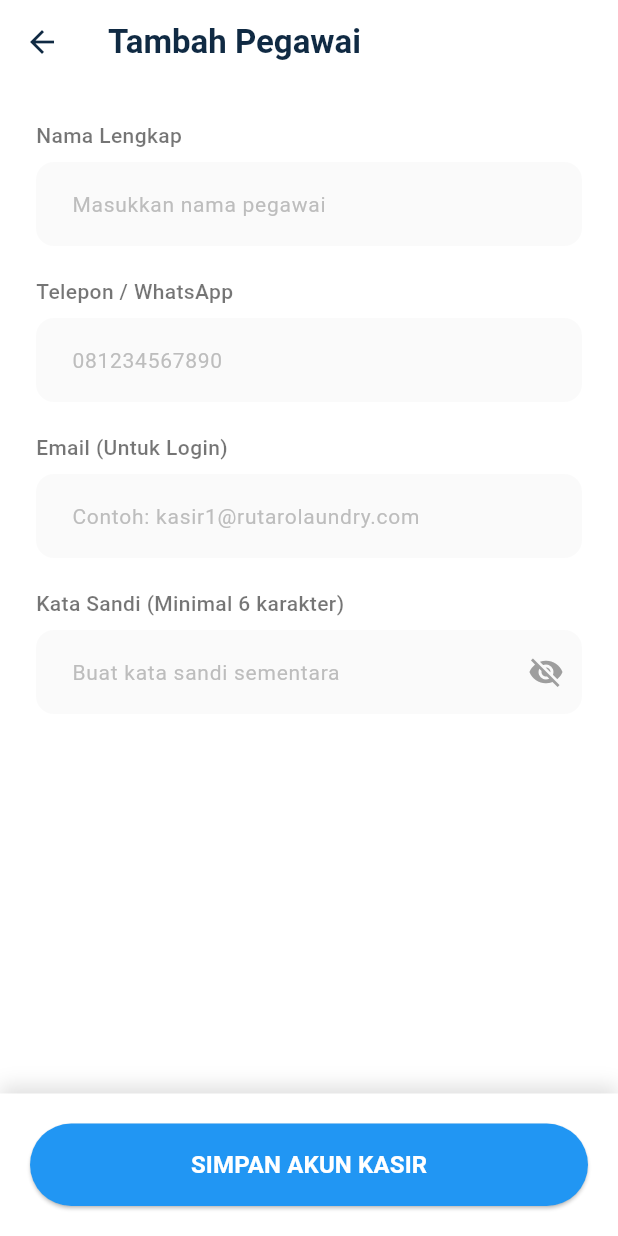
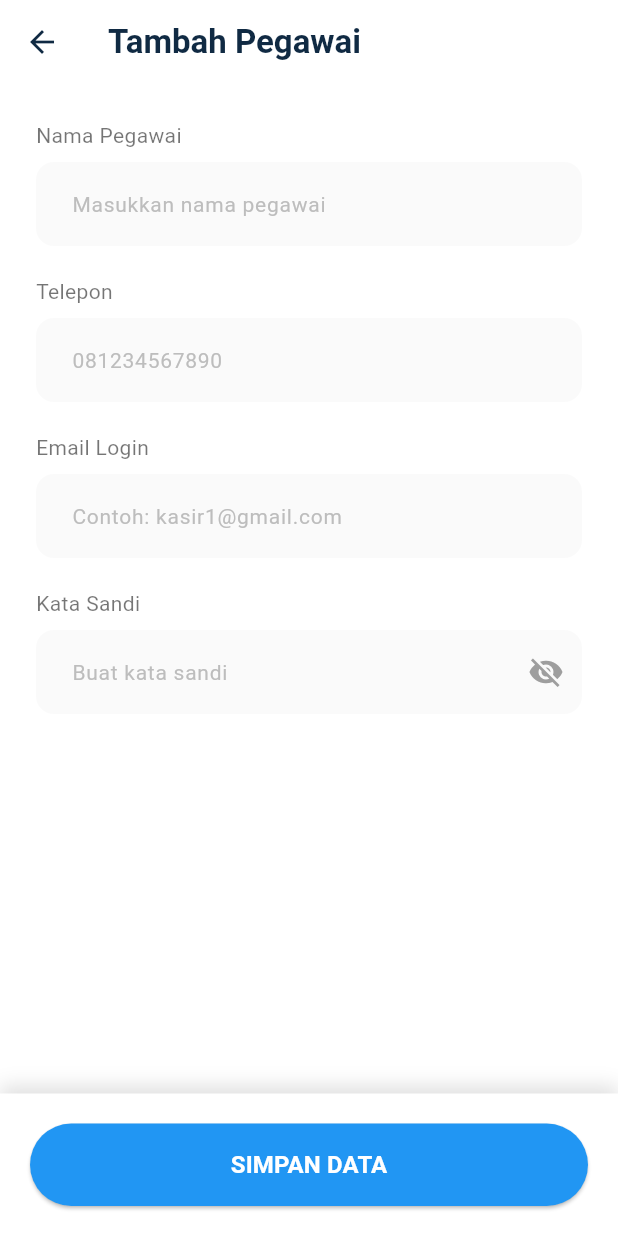
Before and after one commit to Aotow6/kiloan-app, a Flutter app: the KelolaPegawaiView screen opened directly, after a tap on the "add" icon, on a phone screen of 412 x 824 dp. Run offline on Flutter 3.47's test engine with Material 3 defaults, Android fonts, the phone set to English and light mode, and no system bars; our stand-ins replace flutter_dotenv, font_awesome_flutter, get, supabase_flutter; accounts and stored records are empty.

Commit message:
Enhance authentication and employee management features
- Improve login process with user Status validation and error handling.
- Add edit functionality for employee data in the TambahPegawaiView.
- Refactor input validation for employee creation and editing.
- Update UI elements to reflect changes in employee management.

```diff
--- a/lib/controllers/kelola_pegawai_controller.dart
+++ b/lib/controllers/kelola_pegawai_controller.dart
@@ -2,6 +2,8 @@ import 'package:flutter/material.dart';
 import 'package:get/get.dart';
 import 'package:supabase_flutter/supabase_flutter.dart';
 import 'user_controller.dart';
+import 'tambah_pegawai_controller.dart';
+import '../views/tambah_pegawai_view.dart';
 
 class KelolaPegawaiController extends GetxController {
   final supabase = Supabase.instance.client;
@@ -16,7 +18,6 @@ class KelolaPegawaiController extends GetxController {
     if (userC.outletId != null) fetchPegawai();
   }
 
-  // --- 1. AMBIL DATA PEGAWAI (KASIR) ---
   Future<void> fetchPegawai() async {
     if (userC.outletId == null) return;
     try {
@@ -25,7 +26,8 @@ class KelolaPegawaiController extends GetxController {
           .from('users')
           .select()
           .eq('outlet_id', userC.outletId!)
-          .neq('role', 'Owner') // Sembunyikan akun Owner biar aman
+          .neq('role', 'owner')
+
           .order('created_at', ascending: false);
 
       listPegawai.value = List<Map<String, dynamic>>.from(data);
@@ -36,18 +38,15 @@ class KelolaPegawaiController extends GetxController {
     }
   }
 
-  // --- 2. UBAH STATUS AKTIF/NONAKTIF ---
   Future<void> toggleStatus(String id, bool currentStatus, String nama) async {
     try {
       bool newStatus = !currentStatus;
 
-      // Update ke database
       await supabase
           .from('users')
           .update({'status_aktif': newStatus})
           .eq('id', id);
 
-      // Refresh list
       await fetchPegawai();
 
       String statusText = newStatus ? "Aktif" : "Nonaktif";
@@ -60,7 +59,6 @@ class KelolaPegawaiController extends GetxController {
     }
   }
 
-  // --- 3. HAPUS PEGAWAI ---
   void hapusPegawai(String id, String nama) {
     Get.defaultDialog(
       title: "Hapus Pegawai?",
@@ -71,11 +69,10 @@ class KelolaPegawaiController extends GetxController {
       buttonColor: Colors.red.shade700,
       onConfirm: () async {
         try {
-          // Hapus dari database
           await supabase.from('users').delete().eq('id', id);
 
-          await fetchPegawai(); // Refresh data
-          Get.back(); // Tutup dialog
+          await fetchPegawai();
+          Get.back();
 
           Get.snackbar("Berhasil", "Data $nama telah dihapus",
               backgroundColor: Colors.red.shade600, colorText: Colors.white);
@@ -87,4 +84,11 @@ class KelolaPegawaiController extends GetxController {
       }
     );
   }
+
+  void goToEdit(Map<String, dynamic> pegawai) {
+    final tamC = Get.put(TambahPegawaiController());
+    tamC.setEditMode(pegawai);
+
+    Get.to(() => TambahPegawaiView());
+  }
 }
--- a/lib/controllers/tambah_pegawai_controller.dart
+++ b/lib/controllers/tambah_pegawai_controller.dart
@@ -16,32 +16,120 @@ class TambahPegawaiController extends GetxController {
   var isPasswordHidden = true.obs;
   var isLoading = false.obs;
 
+  var isEdit = false.obs;
+  var idEdit = "".obs;
+
+  var errNama = RxnString();
+  var errTelepon = RxnString();
+  var errEmail = RxnString();
+  var errPassword = RxnString();
+
   void togglePassword() {
     isPasswordHidden.value = !isPasswordHidden.value;
   }
 
-  Future<void> simpanData() async {
-    if (namaCtrl.text.isEmpty || teleponCtrl.text.isEmpty || emailCtrl.text.isEmpty || passwordCtrl.text.isEmpty) {
-      Get.snackbar("Error", "Semua kolom wajib diisi!", backgroundColor: Colors.red, colorText: Colors.white);
-      return;
+  bool hasEmoji(String text) {
+    return RegExp(r'[\u{1F600}-\u{1F64F}\u{1F300}-\u{1F5FF}\u{1F680}-\u{1F6FF}\u{1F700}-\u{1F77F}\u{1F780}-\u{1F7FF}\u{1F800}-\u{1F8FF}\u{1F900}-\u{1F9FF}\u{1FA00}-\u{1FA6F}\u{1FA70}-\u{1FAFF}\u{2600}-\u{26FF}\u{2700}-\u{27BF}]', unicode: true).hasMatch(text);
   }
 
-    if (passwordCtrl.text.length < 6) {
-      Get.snackbar("Error", "Password minimal 6 karakter!", backgroundColor: Colors.red, colorText: Colors.white);
-      return;
+  bool isValidEmail(String email) {
+    return RegExp(r"^[a-zA-Z0-9.a-zA-Z0-9.!#$%&'*+-/=?^_`{|}~]+@[a-zA-Z0-9]+\.[a-zA-Z]+").hasMatch(email);
   }
 
-    if (userC.outletId == null) {
-      Get.snackbar("Error", "Outlet ID tidak ditemukan", backgroundColor: Colors.red, colorText: Colors.white);
-      return;
+  void clearErrors() {
+    errNama.value = null;
+    errTelepon.value = null;
+    errEmail.value = null;
+    errPassword.value = null;
   }
+
+  void clearForm() {
+    isEdit.value = false;
+    idEdit.value = "";
+    namaCtrl.clear();
+    teleponCtrl.clear();
+    emailCtrl.clear();
+    passwordCtrl.clear();
+    clearErrors();
+  }
+
+  void setEditMode(Map<String, dynamic> data) {
+    isEdit.value = true;
+    idEdit.value = data['id'].toString();
+    namaCtrl.text = data['nama_lengkap']?.toString() ?? "";
+    teleponCtrl.text = data['no_hp']?.toString() ?? "";
+    clearErrors();
+  }
+
+  Future<void> simpanData() async {
+    clearErrors();
+    bool isValid = true;
+
+    String nama = namaCtrl.text.trim();
+    String telepon = teleponCtrl.text.trim();
+    String email = emailCtrl.text.trim();
+    String password = passwordCtrl.text;
+
+    if (nama.isEmpty) {
+      errNama.value = "Nama wajib diisi";
+      isValid = false;
+    } else if (nama.length < 3) {
+      errNama.value = "Minimal 3 karakter";
+      isValid = false;
+    } else if (hasEmoji(nama)) {
+      errNama.value = "Tidak boleh mengandung emoji";
+      isValid = false;
+    }
+
+    if (telepon.isEmpty) {
+      errTelepon.value = "No HP wajib diisi";
+      isValid = false;
+    } else if (!telepon.startsWith('08')) {
+      errTelepon.value = "No HP harus diawali '08'";
+      isValid = false;
+    } else if (telepon.length < 10 || telepon.length > 13) {
+      errTelepon.value = "No HP tidak valid (10-13 digit)";
+      isValid = false;
+    }
+
+    if (!isEdit.value) {
+      if (email.isEmpty) {
+        errEmail.value = "Email wajib diisi";
+        isValid = false;
+      } else if (!isValidEmail(email)) {
+        errEmail.value = "Format email salah";
+        isValid = false;
+      }
+
+      if (password.isEmpty) {
+        errPassword.value = "Password wajib diisi";
+        isValid = false;
+      } else if (password.length < 6) {
+        errPassword.value = "Minimal 6 karakter";
+        isValid = false;
+      }
+    }
+
+    if (!isValid) return;
+    if (userC.outletId == null) return;
 
     try {
       isLoading.value = true;
 
+      if (isEdit.value) {
+
+        await supabase.from('users').update({
+          'nama_lengkap': nama,
+          'no_hp': telepon,
+        }).eq('id', idEdit.value);
+
+        Get.back();
+        Get.snackbar("Sukses", "Data pegawai berhasil diupdate", backgroundColor: Colors.green, colorText: Colors.white);
+      } else {
+
         final AuthResponse res = await supabase.auth.signUp(
-        email: emailCtrl.text.trim(),
-        password: passwordCtrl.text,
+          email: email,
+          password: password,
         );
 
         final User? user = res.user;
@@ -50,19 +138,22 @@ class TambahPegawaiController extends GetxController {
           await supabase.from('users').insert({
             'id': user.id,
             'outlet_id': userC.outletId,
-          'nama_lengkap': namaCtrl.text.trim(),
+            'nama_lengkap': nama,
             'role': 'Kasir',
-          'no_hp': teleponCtrl.text.trim(),
+
+            'no_hp': telepon,
             'status_aktif': true,
           });
+
+          Get.back();
+          Get.snackbar("Sukses", "Akun kasir berhasil dibuat", backgroundColor: Colors.green, colorText: Colors.white);
+        }
+      }
 
       if (Get.isRegistered<KelolaPegawaiController>()) {
         Get.find<KelolaPegawaiController>().fetchPegawai();
       }
 
-        Get.back();
-        Get.snackbar("Sukses", "Akun kasir berhasil dibuat", backgroundColor: Colors.green, colorText: Colors.white);
-      }
     } on AuthException catch (e) {
       Get.snackbar("Gagal", e.message, backgroundColor: Colors.red, colorText: Colors.white);
     } catch (e) {
--- a/lib/views/kelola_pegawai_view.dart
+++ b/lib/views/kelola_pegawai_view.dart
@@ -2,6 +2,7 @@ import 'package:flutter/material.dart';
 import 'package:font_awesome_flutter/font_awesome_flutter.dart';
 import 'package:get/get.dart';
 import '../controllers/kelola_pegawai_controller.dart';
+import '../controllers/tambah_pegawai_controller.dart';
 import 'tambah_pegawai_view.dart';
 
 class KelolaPegawaiView extends StatelessWidget {
@@ -25,7 +26,12 @@ class KelolaPegawaiView extends StatelessWidget {
 
       floatingActionButton: FloatingActionButton(
         backgroundColor: const Color(0xFF2196F3),
-        onPressed: () => Get.to(() => TambahPegawaiView()),
+        onPressed: () {
+
+          final tamC = Get.put(TambahPegawaiController());
+          tamC.clearForm();
+          Get.to(() => TambahPegawaiView());
+        },
         child: const Icon(Icons.add, color: Colors.white, size: 28),
       ),
 
@@ -54,6 +60,7 @@ class KelolaPegawaiView extends StatelessWidget {
             var pegawai = pegC.listPegawai[index];
             bool isActive = pegawai['status_aktif'] as bool? ?? false;
             String nama = pegawai['nama_lengkap']?.toString() ?? "Tanpa Nama";
+            String noHp = pegawai['no_hp']?.toString() ?? "-";
             String idPegawai = pegawai['id'].toString();
 
             return Container(
@@ -79,7 +86,7 @@ class KelolaPegawaiView extends StatelessWidget {
                       children: [
                         Text(nama, style: const TextStyle(fontSize: 16, fontWeight: FontWeight.bold, color: Color(0xFF102A43))),
                         const SizedBox(height: 4),
-                        Text(pegawai['no_hp']?.toString() ?? "-", style: TextStyle(fontSize: 13, color: Colors.grey.shade600)),
+                        Text(noHp, style: TextStyle(fontSize: 13, color: Colors.grey.shade600)),
                       ],
                     ),
                   ),
@@ -90,7 +97,14 @@ class KelolaPegawaiView extends StatelessWidget {
                       Switch(
                         value: isActive,
                         activeColor: Colors.green,
-                        onChanged: (_) => pegC.toggleStatus(idPegawai, isActive, nama),
+                        onChanged: (val) => pegC.toggleStatus(idPegawai, isActive, nama),
+                      ),
+                      IconButton(
+                        icon: const Icon(Icons.edit_outlined, color: Colors.orange),
+                        constraints: const BoxConstraints(),
+                        padding: const EdgeInsets.symmetric(horizontal: 4),
+
+                        onPressed: () => pegC.goToEdit(pegawai),
                       ),
                       IconButton(
                         icon: const Icon(Icons.delete_outline, color: Colors.red),
--- a/lib/views/tambah_pegawai_view.dart
+++ b/lib/views/tambah_pegawai_view.dart
@@ -16,7 +16,11 @@ class TambahPegawaiView extends StatelessWidget {
         backgroundColor: Colors.white,
         elevation: 0,
         leading: IconButton(icon: const Icon(Icons.arrow_back, color: Color(0xFF102A43)), onPressed: () => Get.back()),
-        title: const Text("Tambah Pegawai", style: TextStyle(color: Color(0xFF102A43), fontWeight: FontWeight.bold)),
+
+        title: Obx(() => Text(
+          tamC.isEdit.value ? "Edit Pegawai" : "Tambah Pegawai",
+          style: const TextStyle(color: Color(0xFF102A43), fontWeight: FontWeight.bold)
+        )),
       ),
 
       bottomNavigationBar: Container(
@@ -28,11 +32,10 @@ class TambahPegawaiView extends StatelessWidget {
             backgroundColor: const Color(0xFF2196F3),
             padding: const EdgeInsets.symmetric(vertical: 16),
             shape: RoundedRectangleBorder(borderRadius: BorderRadius.circular(30)),
-            disabledBackgroundColor: Colors.grey,
           ),
           child: tamC.isLoading.value
-              ? const SizedBox(width: 24, height: 24, child: CircularProgressIndicator(color: Colors.white, strokeWidth: 2))
-              : const Text("SIMPAN AKUN KASIR", style: TextStyle(fontWeight: FontWeight.bold, fontSize: 16, color: Colors.white)),
+            ? const SizedBox(height: 20, width: 20, child: CircularProgressIndicator(color: Colors.white, strokeWidth: 2))
+            : const Text("SIMPAN DATA", style: TextStyle(fontWeight: FontWeight.bold, fontSize: 16, color: Colors.white)),
         )),
       ),
 
@@ -42,43 +45,59 @@ class TambahPegawaiView extends StatelessWidget {
           crossAxisAlignment: CrossAxisAlignment.start,
           children: [
 
-            _buildLabel("Nama Lengkap"),
-            _buildTextField(hint: "Masukkan nama pegawai", controller: tamC.namaCtrl),
+            _buildLabel("Nama Pegawai"),
+            Obx(() => _buildTextField(
+              hint: "Masukkan nama pegawai",
+              controller: tamC.namaCtrl,
+              errorText: tamC.errNama.value,
+            )),
             const SizedBox(height: 20),
 
-            _buildLabel("Telepon / WhatsApp"),
-            _buildTextField(
+            _buildLabel("Telepon"),
+            Obx(() => _buildTextField(
               hint: "081234567890",
               controller: tamC.teleponCtrl,
               keyboardType: TextInputType.phone,
+              errorText: tamC.errTelepon.value,
+            )),
+            const SizedBox(height: 20),
+
+            Obx(() {
+              if (tamC.isEdit.value) return const SizedBox.shrink();
+              return Column(
+                crossAxisAlignment: CrossAxisAlignment.start,
+                children: [
+                  _buildLabel("Email Login"),
+                  _buildTextField(
+                    hint: "Contoh: kasir1@gmail.com",
+                    controller: tamC.emailCtrl,
+                    keyboardType: TextInputType.emailAddress,
+                    errorText: tamC.errEmail.value,
                   ),
                   const SizedBox(height: 20),
 
-            _buildLabel("Email (Untuk Login)"),
-            _buildTextField(
-              hint: "Contoh: kasir1@rutarolaundry.com",
-              controller: tamC.emailCtrl,
-              keyboardType: TextInputType.emailAddress,
-            ),
-            const SizedBox(height: 20),
-
-            _buildLabel("Kata Sandi (Minimal 6 karakter)"),
-            Obx(() => TextField(
+                  _buildLabel("Kata Sandi"),
+                  TextField(
                     controller: tamC.passwordCtrl,
                     obscureText: tamC.isPasswordHidden.value,
                     decoration: InputDecoration(
-                hintText: "Buat kata sandi sementara",
+                      hintText: "Buat kata sandi",
+                      errorText: tamC.errPassword.value,
                       hintStyle: TextStyle(color: Colors.grey.shade400, fontSize: 14),
                       filled: true,
                       fillColor: Colors.grey.shade50,
                       border: OutlineInputBorder(borderRadius: BorderRadius.circular(12), borderSide: BorderSide.none),
+                      errorBorder: OutlineInputBorder(borderRadius: BorderRadius.circular(12), borderSide: const BorderSide(color: Colors.red)),
                       contentPadding: const EdgeInsets.symmetric(vertical: 16, horizontal: 20),
                       suffixIcon: IconButton(
                         icon: Icon(tamC.isPasswordHidden.value ? Icons.visibility_off : Icons.visibility, color: Colors.grey),
                         onPressed: () => tamC.togglePassword(),
                       ),
                     ),
-            )),
+                  ),
+                ],
+              );
+            }),
           ],
         ),
       ),
@@ -88,21 +107,29 @@ class TambahPegawaiView extends StatelessWidget {
   Widget _buildLabel(String text) {
     return Padding(
       padding: const EdgeInsets.only(bottom: 8.0),
-      child: Text(text, style: const TextStyle(fontSize: 14, color: Colors.black54, fontWeight: FontWeight.w500)),
+      child: Text(text, style: const TextStyle(fontSize: 14, color: Colors.black54)),
     );
   }
 
-  Widget _buildTextField({required String hint, required TextEditingController controller, TextInputType keyboardType = TextInputType.text}) {
+  Widget _buildTextField({
+    required String hint,
+    required TextEditingController controller,
+    TextInputType keyboardType = TextInputType.text,
+    String? errorText,
+  }) {
     return TextField(
       controller: controller,
       keyboardType: keyboardType,
       inputFormatters: keyboardType == TextInputType.phone ? [FilteringTextInputFormatter.digitsOnly] : [],
       decoration: InputDecoration(
         hintText: hint,
+        errorText: errorText,
+
         hintStyle: TextStyle(color: Colors.grey.shade400, fontSize: 14),
         filled: true,
         fillColor: Colors.grey.shade50,
         border: OutlineInputBorder(borderRadius: BorderRadius.circular(12), borderSide: BorderSide.none),
+        errorBorder: OutlineInputBorder(borderRadius: BorderRadius.circular(12), borderSide: const BorderSide(color: Colors.red)),
         contentPadding: const EdgeInsets.symmetric(vertical: 16, horizontal: 20),
       ),
     );
```
Also changed, not shown: lib/controllers/auth_controller.dart (+42 -3 lines). Lines whose indentation alone changed are shown as unchanged.
